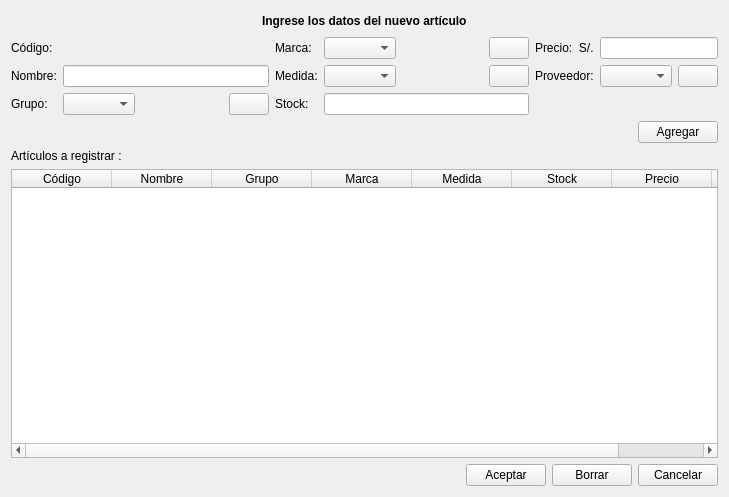
Old version of the form ManagerM/ui_new_articulo.ui in the repository janfranco27/TheProyect.
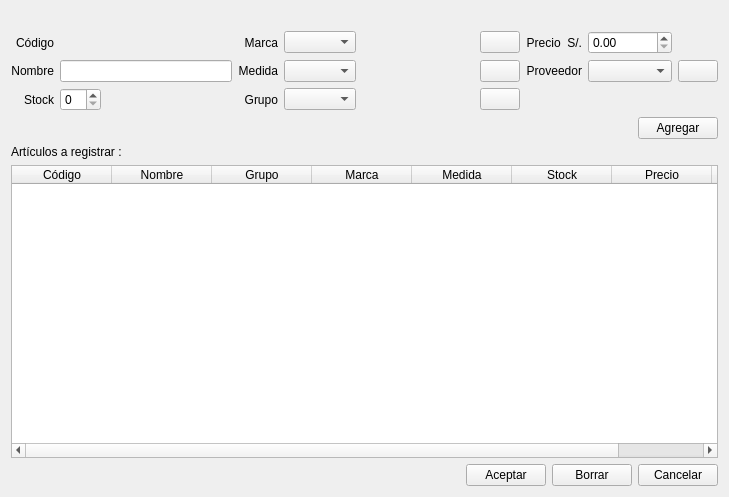
New version of the form. Icons and pictures are not drawn.

Commit message:
Cambios modulo articulo
iconos, stock precio, layout, nuevo proveedor, validacion

Diff of the .ui file:
```diff
--- a/ManagerM/ui_new_articulo.ui
+++ b/ManagerM/ui_new_articulo.ui
@@ -32,32 +32,6 @@
        </property>
       </spacer>
      </item>
-     <item>
-      <widget class="QLabel" name="label">
-       <property name="font">
-        <font>
-         <weight>75</weight>
-         <bold>true</bold>
-        </font>
-       </property>
-       <property name="text">
-        <string>Ingrese los datos del nuevo artículo</string>
-       </property>
-      </widget>
-     </item>
-     <item>
-      <spacer name="horizontalSpacer_2">
-       <property name="orientation">
-        <enum>Qt::Horizontal</enum>
-       </property>
-       <property name="sizeHint" stdset="0">
-        <size>
-         <width>40</width>
-         <height>20</height>
-        </size>
-       </property>
-      </spacer>
-     </item>
     </layout>
    </item>
    <item row="1" column="0">
@@ -65,7 +39,10 @@
      <item row="0" column="0">
       <widget class="QLabel" name="l_codigo_2">
        <property name="text">
-        <string>Código:</string>
+        <string>Código</string>
+       </property>
+       <property name="alignment">
+        <set>Qt::AlignRight|Qt::AlignTrailing|Qt::AlignVCenter</set>
        </property>
       </widget>
      </item>
@@ -79,7 +56,10 @@
      <item row="0" column="4">
       <widget class="QLabel" name="l_marca_2">
        <property name="text">
-        <string>Marca:</string>
+        <string>Marca</string>
+       </property>
+       <property name="alignment">
+        <set>Qt::AlignRight|Qt::AlignTrailing|Qt::AlignVCenter</set>
        </property>
       </widget>
      </item>
@@ -96,17 +76,20 @@
      <item row="0" column="8">
       <widget class="QLabel" name="l_precio_2">
        <property name="text">
-        <string>Precio:  S/.</string>
+        <string>Precio  S/.</string>
+       </property>
+       <property name="alignment">
+        <set>Qt::AlignRight|Qt::AlignTrailing|Qt::AlignVCenter</set>
        </property>
       </widget>
      </item>
-     <item row="0" column="9" colspan="2">
-      <widget class="QLineEdit" name="le_precio_2"/>
-     </item>
      <item row="1" column="0">
       <widget class="QLabel" name="l_nombre_2">
        <property name="text">
-        <string>Nombre:</string>
+        <string>Nombre</string>
+       </property>
+       <property name="alignment">
+        <set>Qt::AlignRight|Qt::AlignTrailing|Qt::AlignVCenter</set>
        </property>
       </widget>
      </item>
@@ -116,7 +99,10 @@
      <item row="1" column="4">
       <widget class="QLabel" name="l_medida_2">
        <property name="text">
-        <string>Medida:</string>
+        <string>Medida</string>
+       </property>
+       <property name="alignment">
+        <set>Qt::AlignRight|Qt::AlignTrailing|Qt::AlignVCenter</set>
        </property>
       </widget>
      </item>
@@ -133,7 +119,10 @@
      <item row="1" column="8">
       <widget class="QLabel" name="label_2">
        <property name="text">
-        <string>Proveedor:</string>
+        <string>Proveedor</string>
+       </property>
+       <property name="alignment">
+        <set>Qt::AlignRight|Qt::AlignTrailing|Qt::AlignVCenter</set>
        </property>
       </widget>
      </item>
@@ -145,35 +134,12 @@
        <property name="text">
         <string/>
        </property>
-      </widget>
-     </item>
-     <item row="2" column="0">
-      <widget class="QLabel" name="l_grupo_2">
-       <property name="text">
-        <string>Grupo:</string>
+       <property name="icon">
+        <iconset resource="Icons.qrc">
+         <normaloff>:/Iconos/Iconos/sq_plus.png</normaloff>:/Iconos/Iconos/sq_plus.png</iconset>
        </property>
       </widget>
      </item>
-     <item row="2" column="1">
-      <widget class="QComboBox" name="cb_grupo"/>
-     </item>
-     <item row="2" column="3">
-      <widget class="QPushButton" name="btn_add_grupo">
-       <property name="text">
-        <string/>
-       </property>
-      </widget>
-     </item>
-     <item row="2" column="4">
-      <widget class="QLabel" name="l_stock_2">
-       <property name="text">
-        <string>Stock:</string>
-       </property>
-      </widget>
-     </item>
-     <item row="2" column="5" colspan="3">
-      <widget class="QLineEdit" name="le_stock_2"/>
-     </item>
      <item row="2" column="2">
       <spacer name="horizontalSpacer_5">
        <property name="orientation">
@@ -200,6 +166,46 @@
        </property>
       </spacer>
      </item>
+     <item row="2" column="0">
+      <widget class="QLabel" name="l_stock_2">
+       <property name="text">
+        <string>Stock</string>
+       </property>
+       <property name="alignment">
+        <set>Qt::AlignRight|Qt::AlignTrailing|Qt::AlignVCenter</set>
+       </property>
+      </widget>
+     </item>
+     <item row="2" column="4">
+      <widget class="QLabel" name="l_grupo_2">
+       <property name="text">
+        <string>Grupo</string>
+       </property>
+       <property name="alignment">
+        <set>Qt::AlignRight|Qt::AlignTrailing|Qt::AlignVCenter</set>
+       </property>
+      </widget>
+     </item>
+     <item row="2" column="5">
+      <widget class="QComboBox" name="cb_grupo"/>
+     </item>
+     <item row="2" column="7">
+      <widget class="QPushButton" name="btn_add_grupo">
+       <property name="text">
+        <string/>
+       </property>
+      </widget>
+     </item>
+     <item row="2" column="1">
+      <widget class="QSpinBox" name="le_stock_2"/>
+     </item>
+     <item row="0" column="9">
+      <widget class="QDoubleSpinBox" name="le_precio_2">
+       <property name="maximum">
+        <double>100000000.000000000000000</double>
+       </property>
+      </widget>
+     </item>
     </layout>
    </item>
    <item row="2" column="0">
```
Left out of the diff: 16 changed lines with no effect on the pictures. The commit also changes 78 other files.
